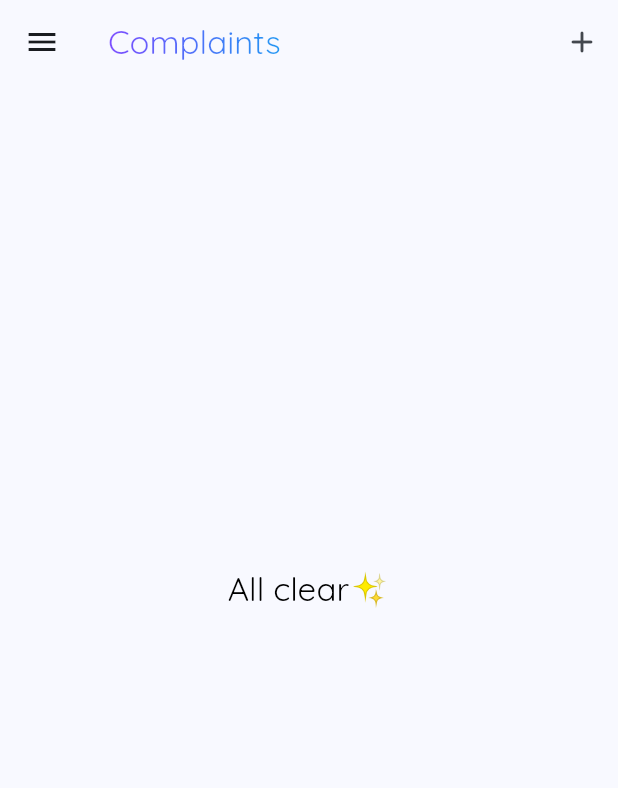
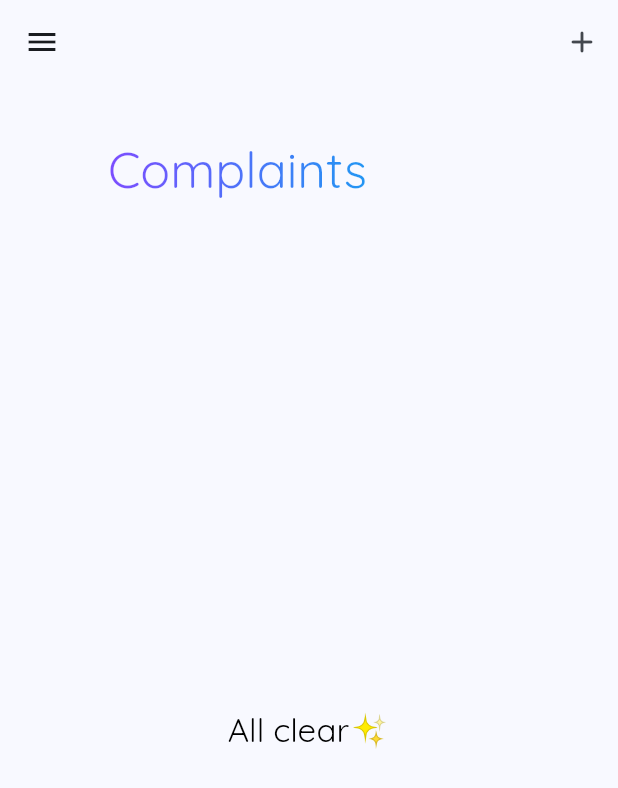
Before and after one commit to ShivanshuKGupta/hustle_stay, a Flutter app: the ComplaintsScreen screen opened directly, on a phone screen of 412 x 824 dp. Shown: the top 788 px of the screen. Run offline on Flutter 3.47's test engine with Material 2 defaults, Android fonts, the phone set to English and light mode, and no system bars; our stand-ins replace cached_network_image, cloud_firestore, connectivity, firebase_auth, firebase_core, firebase_storage and 7 more; missing offline and left inert: animated_icon; accounts and stored records are empty.

Commit message:
added a sliver app bar

```diff
--- a/lib/screens/complaints/complaints_screen.dart
+++ b/lib/screens/complaints/complaints_screen.dart
@@ -3,11 +3,11 @@ import 'package:hustle_stay/models/chat/message.dart';
 import 'package:hustle_stay/models/complaint/complaint.dart';
 import 'package:hustle_stay/models/user.dart';
 import 'package:hustle_stay/screens/complaints/edit_complaints_page.dart';
+import 'package:hustle_stay/screens/complaints/resolved_complaints_screen.dart';
 import 'package:hustle_stay/screens/drawers/main_drawer.dart';
 import 'package:hustle_stay/tools.dart';
 import 'package:hustle_stay/widgets/chat/complaint_template_message.dart';
 import 'package:hustle_stay/widgets/complaints/complaint_list_item.dart';
-import 'package:hustle_stay/widgets/complaints/complaints_list_widget.dart';
 
 class ComplaintsScreen extends StatefulWidget {
   const ComplaintsScreen({super.key});
@@ -20,11 +20,19 @@ class _ComplaintsScreenState extends State<ComplaintsScreen> {
   @override
   Widget build(BuildContext context) {
     const duration = Duration(milliseconds: 1000);
-    return Scaffold(
-        appBar: AppBar(
+    final mediaQuery = MediaQuery.of(context);
+    final appBar = SliverAppBar(
+      elevation: 10,
+      floating: true,
+      pinned: true,
+      expandedHeight: 150,
+      stretch: true,
+      flexibleSpace: FlexibleSpaceBar(
         title: shaderText(
           context,
           title: "Complaints",
+          style: Theme.of(context).textTheme.titleLarge,
+        ),
       ),
       actions: [
         IconButton(
@@ -32,24 +40,86 @@ class _ComplaintsScreenState extends State<ComplaintsScreen> {
           icon: const Icon(Icons.add_rounded),
         ),
       ],
-        ),
+    );
+    return Scaffold(
       drawer: const MainDrawer(),
       body: ComplaintsBuilder(
         loadingWidget: Center(child: circularProgressIndicator()),
         builder: (ctx, complaints) => RefreshIndicator(
+          edgeOffset: appBar.collapsedHeight ?? 0,
           onRefresh: () async {
             await fetchComplaints();
             setState(() {});
           },
-            child: ComplaintsListWidget(complaints: complaints),
+          child: CustomScrollView(
+            slivers: [
+              appBar,
+              SliverList(
+                delegate: complaints.isEmpty
+                    ? SliverChildListDelegate(
+                        [
+                          SizedBox(
+                            height: mediaQuery.size.height -
+                                mediaQuery.viewInsets.top -
+                                mediaQuery.padding.top -
+                                mediaQuery.padding.bottom -
+                                mediaQuery.viewInsets.bottom -
+                                150,
+                            child: Center(
+                              child: Text(
+                                'All clear✨',
+                                style: Theme.of(context).textTheme.titleLarge,
+                                textAlign: TextAlign.center,
                               ),
+                            ),
+                          ),
+                        ],
                       )
-        // .animate().fade(begin: 0, end: 1, duration: duration).slideY(
-        //       begin: -1,
-        //       end: 0,
-        //       curve: Curves.decelerate,
-        //       duration: duration,
-        //     ),
+                    : SliverChildBuilderDelegate(
+                        (ctx, index) {
+                          if (index == 0) {
+                            return Wrap(
+                              alignment: WrapAlignment.center,
+                              children: [
+                                Text("${complaints.length} pending and"),
+                                InkWell(
+                                  onTap: () {
+                                    navigatorPush(context,
+                                        const ResolvedComplaintsScreen());
+                                  },
+                                  child: Text(
+                                    " 23 resolved ",
+                                    style: Theme.of(context)
+                                        .textTheme
+                                        .bodyMedium!
+                                        .copyWith(
+                                            color: Theme.of(context)
+                                                .colorScheme
+                                                .primary),
+                                  ),
+                                ),
+                                const Text("in the last 30 days"),
+                              ],
+                            );
+                          } else if (index == complaints.length) {
+                            return SizedBox(
+                              height: mediaQuery.padding.bottom,
+                            );
+                          } else {
+                            index--;
+                          }
+                          final complaint = complaints[index];
+                          return ComplaintListItem(
+                            complaint: complaint,
+                          );
+                        },
+                        childCount: complaints.length + 1,
+                      ),
+              ),
+            ],
+          ),
+        ),
+      ),
     );
   }
 
--- a/lib/widgets/complaints/complaints_list_widget.dart
+++ /dev/null
@@ -1,43 +0,0 @@
-import 'package:flutter/material.dart';
-import 'package:hustle_stay/models/complaint/complaint.dart';
-import 'package:hustle_stay/widgets/complaints/complaint_list_item.dart';
-
-class ComplaintsListWidget extends StatelessWidget {
-  final List<ComplaintData> complaints;
-  const ComplaintsListWidget({super.key, required this.complaints});
-
-  @override
-  Widget build(BuildContext context) {
-    final mediaQuery = MediaQuery.of(context);
-    const duration = Duration(milliseconds: 400);
-    return complaints.isEmpty
-        ? ListView(
-            children: [
-              SizedBox(
-                height: mediaQuery.size.height -
-                    mediaQuery.viewInsets.top -
-                    mediaQuery.padding.top -
-                    mediaQuery.padding.bottom -
-                    mediaQuery.viewInsets.bottom -
-                    150,
-                child: Center(
-                  child: Text(
-                    'All clear✨',
-                    style: Theme.of(context).textTheme.titleLarge,
-                    textAlign: TextAlign.center,
-                  ),
-                ),
-              ),
-            ],
-          )
-        : ListView.builder(
-            itemBuilder: (ctx, index) {
-              final complaint = complaints[index];
-              return ComplaintListItem(
-                complaint: complaint,
-              );
-            },
-            itemCount: complaints.length,
-          );
-  }
-}
```
Also changed, not shown: lib/screens/complaints/resolved_complaints_screen.dart (+20 -3 lines), lib/screens/settings/settings_screen.dart (+7 -2 lines). Lines whose indentation alone changed are shown as unchanged.
